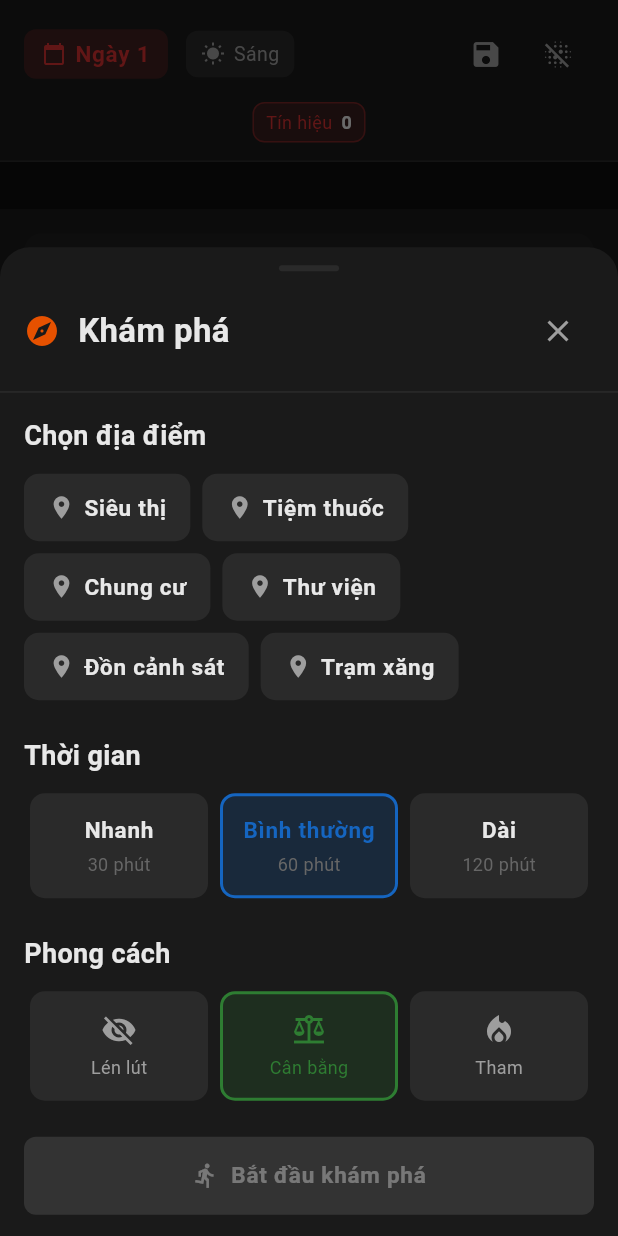
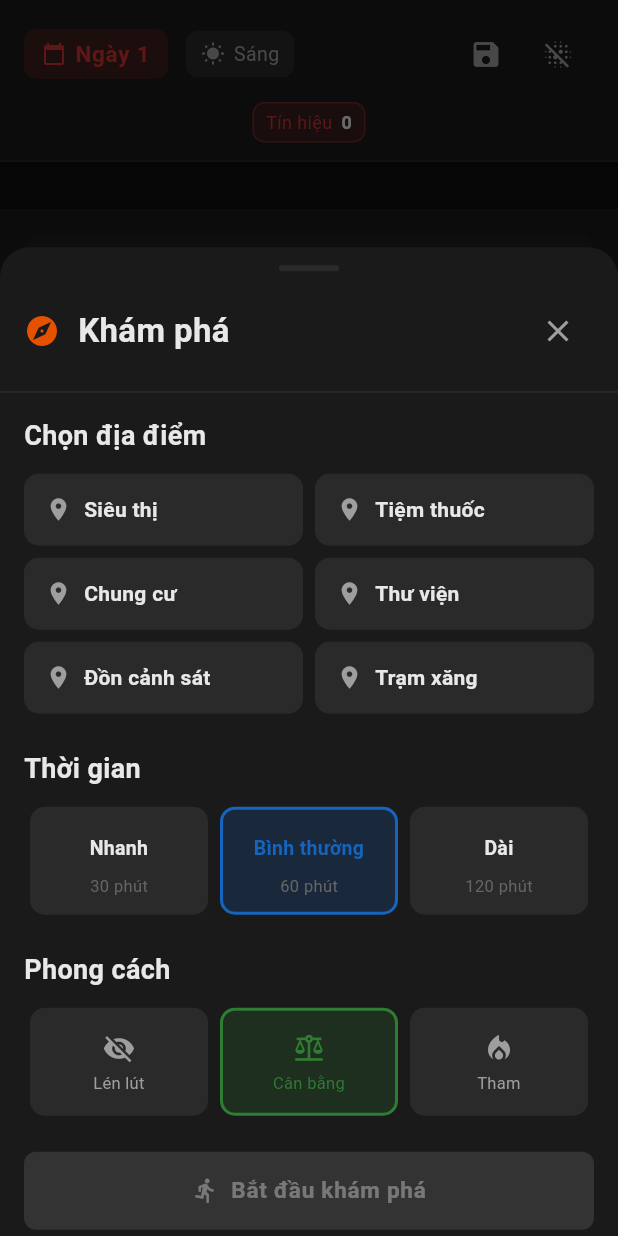
Before and after one commit to kanglee079/zombie_lifesim, a Flutter app: the screen it shows after launch, after a tap on "Trò chơi mới", after a tap on the "blur on" icon, after a tap on "Khám phá", on a phone screen of 412 x 824 dp. Run offline on Flutter 3.47's test engine with Material 3 defaults, Android fonts, the phone set to English and light mode, and no system bars; our stand-ins replace animated_text_kit, flutter_animate, flutter_riverpod, hive_flutter; accounts and stored records are empty.

Commit message:
Update scavenge sheet UI layout and Podfile.lock
- Change location selector from Wrap to GridView for better layout
- Improve time and style option card sizing and text formatting
- Update CocoaPods version in Podfile.lock

Co-authored-by: Cursor <cursoragent@cursor.com>

```diff
--- a/lib/ui/screens/scavenge_sheet.dart
+++ b/lib/ui/screens/scavenge_sheet.dart
@@ -153,10 +153,18 @@ class _ScavengeSheetState extends ConsumerState<ScavengeSheet> {
       );
     }
 
-    return Wrap(
-      spacing: 8,
-      runSpacing: 8,
-      children: locations.map((locId) {
+    return GridView.builder(
+      shrinkWrap: true,
+      physics: const NeverScrollableScrollPhysics(),
+      itemCount: locations.length,
+      gridDelegate: const SliverGridDelegateWithFixedCrossAxisCount(
+        crossAxisCount: 2,
+        crossAxisSpacing: 8,
+        mainAxisSpacing: 8,
+        mainAxisExtent: 48,
+      ),
+      itemBuilder: (context, index) {
+        final locId = locations[index];
         final location = data.getLocation(locId);
         final isSelected = _selectedLocation == locId;
 
@@ -164,7 +172,7 @@ class _ScavengeSheetState extends ConsumerState<ScavengeSheet> {
           onTap: () => setState(() => _selectedLocation = locId),
           borderRadius: BorderRadius.circular(10),
           child: Container(
-            padding: const EdgeInsets.symmetric(horizontal: 14, vertical: 10),
+            padding: const EdgeInsets.symmetric(horizontal: 12),
             decoration: BoxDecoration(
               color: isSelected
                   ? GameColors.warning.withOpacity(0.2)
@@ -176,27 +184,32 @@ class _ScavengeSheetState extends ConsumerState<ScavengeSheet> {
               ),
             ),
             child: Row(
-              mainAxisSize: MainAxisSize.min,
               children: [
                 Icon(
                   Icons.place,
                   size: 18,
                   color: isSelected ? GameColors.warning : GameColors.textSecondary,
                 ),
-                const SizedBox(width: 6),
-                Text(
+                const SizedBox(width: 8),
+                Expanded(
+                  child: Text(
                     location?.name ?? locId,
+                    maxLines: 1,
+                    overflow: TextOverflow.ellipsis,
                     style: GameTypography.button.copyWith(
+                      fontSize: 14,
+                      letterSpacing: 0.2,
                       color: isSelected
                           ? GameColors.warning
                           : GameColors.textPrimary,
+                    ),
                   ),
                 ),
               ],
             ),
           ),
         );
-      }).toList(),
+      },
     );
   }
 
@@ -211,7 +224,7 @@ class _ScavengeSheetState extends ConsumerState<ScavengeSheet> {
               onTap: () => setState(() => _selectedTime = time),
               borderRadius: BorderRadius.circular(10),
               child: Container(
-                padding: const EdgeInsets.all(12),
+                padding: const EdgeInsets.symmetric(horizontal: 10, vertical: 6),
                 decoration: BoxDecoration(
                   color: isSelected
                       ? GameColors.info.withOpacity(0.2)
@@ -222,22 +235,46 @@ class _ScavengeSheetState extends ConsumerState<ScavengeSheet> {
                     width: 2,
                   ),
                 ),
+                child: SizedBox(
+                  height: 56,
                   child: Column(
+                    mainAxisAlignment: MainAxisAlignment.center,
                     children: [
-                    Text(
+                      SizedBox(
+                        height: 28,
+                        child: Center(
+                          child: Text(
                             _getTimeLabel(time),
+                            maxLines: 2,
+                            textAlign: TextAlign.center,
+                            overflow: TextOverflow.ellipsis,
                             style: GameTypography.button.copyWith(
+                              fontSize: 13,
+                              height: 1.1,
+                              letterSpacing: 0.2,
                               color: isSelected
                                   ? GameColors.info
                                   : GameColors.textPrimary,
                             ),
                           ),
+                        ),
+                      ),
                       const SizedBox(height: 4),
-                    Text(
+                      SizedBox(
+                        height: 14,
+                        child: Center(
+                          child: Text(
                             '${time.minutes} phút',
-                      style: GameTypography.caption,
+                            maxLines: 1,
+                            overflow: TextOverflow.ellipsis,
+                            style: GameTypography.caption.copyWith(
+                              fontSize: 11,
+                            ),
+                          ),
+                        ),
                       ),
                     ],
+                  ),
                 ),
               ),
             ),
@@ -258,7 +295,7 @@ class _ScavengeSheetState extends ConsumerState<ScavengeSheet> {
               onTap: () => setState(() => _selectedStyle = style),
               borderRadius: BorderRadius.circular(10),
               child: Container(
-                padding: const EdgeInsets.all(12),
+                padding: const EdgeInsets.symmetric(horizontal: 10, vertical: 6),
                 decoration: BoxDecoration(
                   color: isSelected
                       ? GameColors.success.withOpacity(0.2)
@@ -269,25 +306,39 @@ class _ScavengeSheetState extends ConsumerState<ScavengeSheet> {
                     width: 2,
                   ),
                 ),
+                child: SizedBox(
+                  height: 56,
                   child: Column(
+                    mainAxisAlignment: MainAxisAlignment.center,
                     children: [
                       Icon(
                         _getStyleIcon(style),
-                      size: 24,
+                        size: 22,
                         color: isSelected
                             ? GameColors.success
                             : GameColors.textSecondary,
                       ),
                       const SizedBox(height: 4),
-                    Text(
+                      SizedBox(
+                        height: 14,
+                        child: Center(
+                          child: Text(
                             _getStyleLabel(style),
+                            maxLines: 1,
+                            overflow: TextOverflow.ellipsis,
+                            textAlign: TextAlign.center,
                             style: GameTypography.caption.copyWith(
+                              fontSize: 11,
+                              letterSpacing: 0.2,
                               color: isSelected
                                   ? GameColors.success
                                   : GameColors.textSecondary,
                             ),
                           ),
+                        ),
+                      ),
                     ],
+                  ),
                 ),
               ),
             ),
```
Also changed, not shown: 1 other file. Lines whose indentation alone changed are shown as unchanged.
